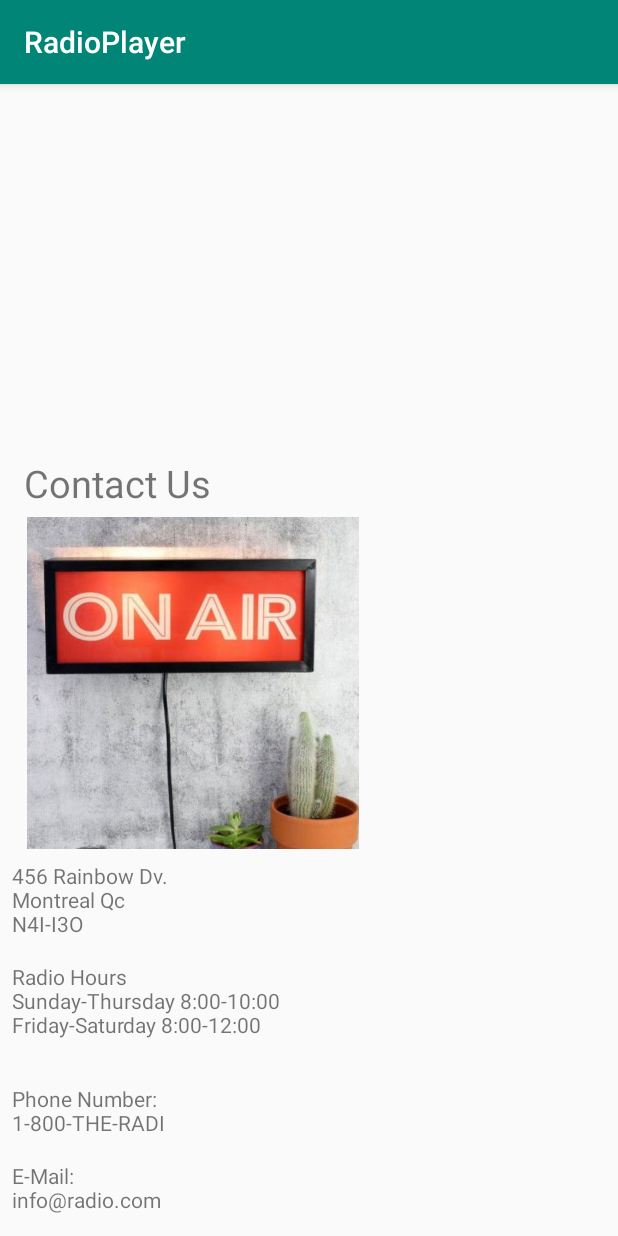
After one commit to Geukers/Android, an Android app: the Contact_Us screen opened directly, with no data from a screen before it, on a phone screen of 412 x 824 dp. The commit adds this screen. Run offline under Robolectric (Android 15) with nearby library versions, the phone set to English and light mode, and no system bars.

Commit message:
Added Contact/About

```diff
--- a/app/src/main/AndroidManifest.xml
+++ b/app/src/main/AndroidManifest.xml
@@ -20,7 +20,9 @@
         <activity android:name=".ItemActivity" />
         <activity android:name=".List_Item" />
         <activity android:name=".Home" />
-        <activity android:name=".Register"></activity>
+        <activity android:name=".Register" />
+        <activity android:name=".Contact_Us" />
+        <activity android:name=".About_Us"></activity>
     </application>
 
 </manifest>
--- /dev/null
+++ b/app/src/main/java/androiddev1631292/champlain/radioplayer/Contact_Us.java
@@ -0,0 +1,13 @@
+package androiddev1631292.champlain.radioplayer;
+
+import android.support.v7.app.AppCompatActivity;
+import android.os.Bundle;
+
+public class Contact_Us extends AppCompatActivity {
+
+    @Override
+    protected void onCreate(Bundle savedInstanceState) {
+        super.onCreate(savedInstanceState);
+        setContentView(R.layout.activity_contact__us);
+    }
+}
--- /dev/null
+++ b/app/src/main/res/layout/activity_contact__us.xml
@@ -0,0 +1,78 @@
+<?xml version="1.0" encoding="utf-8"?>
+<android.support.constraint.ConstraintLayout xmlns:android="http://schemas.android.com/apk/res/android"
+    xmlns:app="http://schemas.android.com/apk/res-auto"
+    xmlns:tools="http://schemas.android.com/tools"
+    android:layout_width="match_parent"
+    android:layout_height="match_parent"
+    tools:context=".Contact_Us">
+
+    <LinearLayout
+        android:layout_width="365dp"
+        android:layout_height="551dp"
+        android:layout_marginStart="8dp"
+        android:layout_marginTop="8dp"
+        android:layout_marginEnd="16dp"
+        android:layout_marginBottom="8dp"
+        android:orientation="vertical"
+        app:layout_constraintBottom_toBottomOf="parent"
+        app:layout_constraintEnd_toEndOf="parent"
+        app:layout_constraintHorizontal_bias="0.0"
+        app:layout_constraintStart_toStartOf="parent"
+        app:layout_constraintTop_toTopOf="parent"
+        app:layout_constraintVertical_bias="1.0">
+
+        <TextView
+            android:id="@+id/textView"
+            android:layout_width="wrap_content"
+            android:layout_height="32dp"
+            android:layout_marginStart="8dp"
+            android:layout_marginTop="40dp"
+            android:layout_marginEnd="8dp"
+            android:text="Contact Us"
+            android:textSize="25sp"
+            app:layout_constraintEnd_toEndOf="parent"
+            app:layout_constraintStart_toStartOf="parent"
+            app:layout_constraintTop_toTopOf="parent" />
+
+        <ImageView
+            android:id="@+id/imageView5"
+            android:layout_width="225dp"
+            android:layout_height="221dp"
+            android:layout_marginStart="8dp"
+            android:layout_marginTop="8dp"
+            android:layout_marginEnd="8dp"
+            android:layout_marginBottom="8dp"
+            app:layout_constraintBottom_toBottomOf="parent"
+            app:layout_constraintEnd_toEndOf="parent"
+            app:layout_constraintHorizontal_bias="0.503"
+            app:layout_constraintStart_toStartOf="parent"
+            app:layout_constraintTop_toBottomOf="@+id/textView"
+            app:layout_constraintVertical_bias="0.031"
+            app:srcCompat="@drawable/On_air_light_box_radio_lifestyle" />
+
+        <TextView
+            android:id="@+id/textView3"
+            android:layout_width="match_parent"
+            android:layout_height="wrap_content"
+            android:text="@string/radio_loc" />
+
+        <TextView
+            android:id="@+id/textView6"
+            android:layout_width="match_parent"
+            android:layout_height="81dp"
+            android:text="@string/radio_hours" />
+
+        <TextView
+            android:id="@+id/textView7"
+            android:layout_width="match_parent"
+            android:layout_height="wrap_content"
+            android:text="@string/radio_phone" />
+
+        <TextView
+            android:id="@+id/textView8"
+            android:layout_width="match_parent"
+            android:layout_height="wrap_content"
+            android:text="@string/radio_mail" />
+
+    </LinearLayout>
+</android.support.constraint.ConstraintLayout>
--- a/app/src/main/res/values/strings.xml
+++ b/app/src/main/res/values/strings.xml
@@ -1,3 +1,9 @@
 <resources>
     <string name="app_name">RadioPlayer</string>
+    <string name="radio_loc">456 Rainbow Dv.\nMontreal Qc\nN4I-I3O\n</string>
+    <string name="radio_hours">Radio Hours\nSunday-Thursday 8:00-10:00\nFriday-Saturday 8:00-12:00</string>
+    <string name="radio_phone">Phone Number:\n1-800-THE-RADI\n</string>
+    <string name="radio_mail">E-Mail:\ninfo@radio.com</string>
+    <string name="radio_desc">[Insert Name] Radio is a small Montreal Radio Station for young entrepreneurs, it was built by students at the
+         Champlain Regional College, over the years, it has evolved into one of the most well-known independent radio station in Canada.</string>
 </resources>
```
Also changed, not shown: app/src/main/java/androiddev1631292/champlain/radioplayer/About_Us.java (added, +13 -0 lines), app/src/main/res/layout/activity_about__us.xml (added, +36 -0 lines), app/src/main/res/drawable/On_air_light_box_radio_lifestyle.jpg (added), app/src/main/res/drawable/crew2013.jpg (added), 2 other files.
